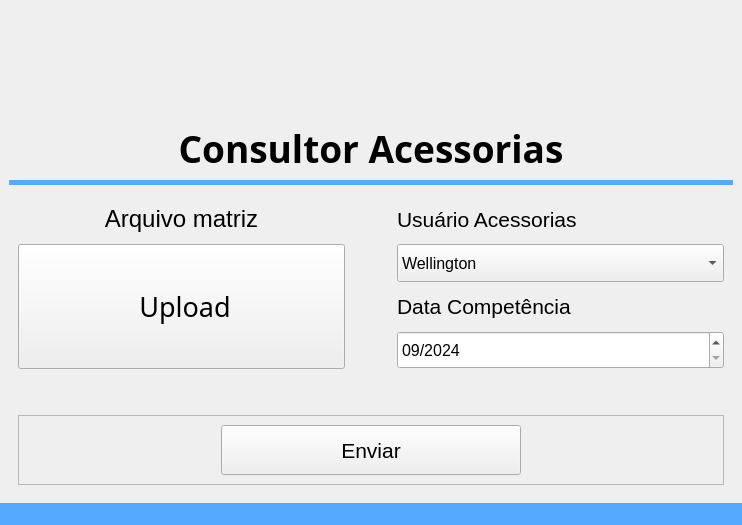
Above: code/src/ui/window_acessorias.ui from Sl3nc/Consultor_Acessorias before the change. Below: the same form after it.
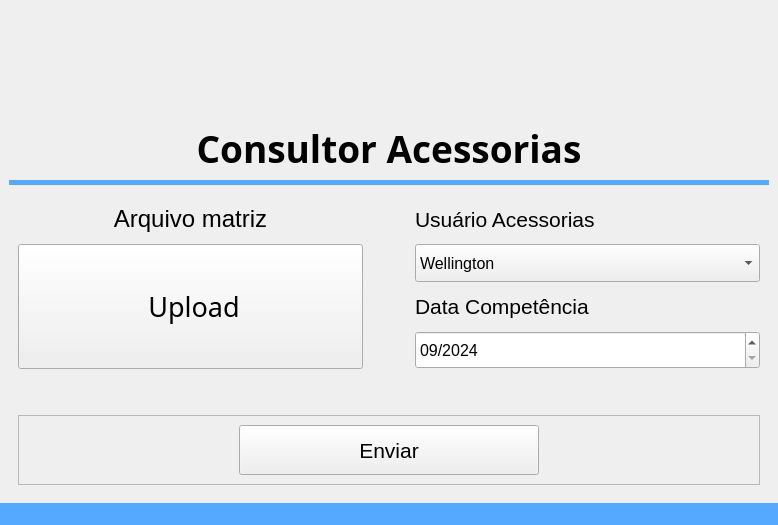
That is the form after the change. Icons and pictures are not drawn.

```diff
--- a/code/src/ui/window_acessorias.ui
+++ b/code/src/ui/window_acessorias.ui
@@ -6,13 +6,13 @@
    <rect>
     <x>0</x>
     <y>0</y>
-    <width>742</width>
+    <width>778</width>
     <height>525</height>
    </rect>
   </property>
   <property name="minimumSize">
    <size>
-    <width>742</width>
+    <width>778</width>
     <height>525</height>
    </size>
   </property>
```
Left out of the diff: 2 changed lines with no effect on the pictures.
